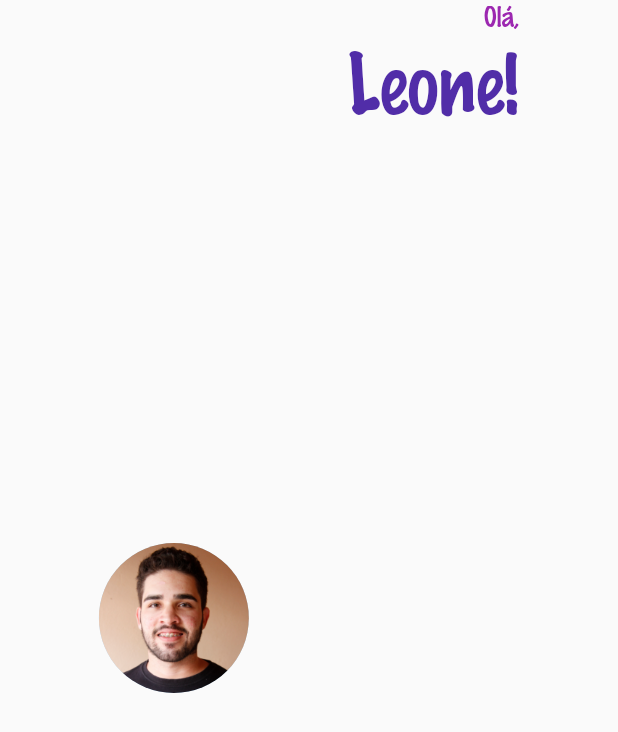
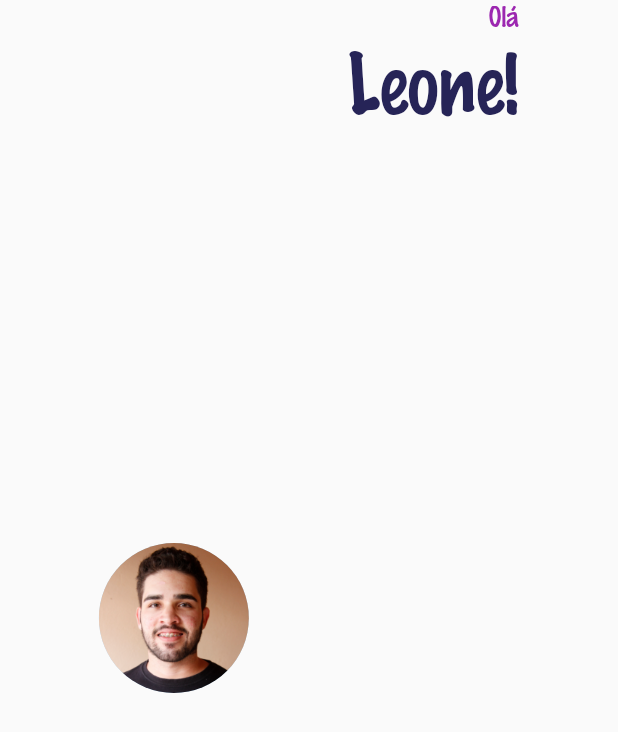
Before and after one commit to LeoneRSantos/Desafio-do-layout-flutter, a Flutter app: the PrimeiraLinha widget shown alone on an empty page, opened directly, on a phone screen of 412 x 824 dp. Shown: the top 732 px of the screen. Run offline on Flutter 3.47's test engine with Material 2 defaults, Android fonts, the phone set to English and light mode, and no system bars; our stand-ins replace bubble_bottom_bar.

Commit message:
Refatoração na Primeira Linha

```diff
--- a/desafio_do_layout/lib/widgets/primeira_linha.dart
+++ b/desafio_do_layout/lib/widgets/primeira_linha.dart
@@ -1,7 +1,12 @@
+import 'package:desafio_do_layout/widgets/textos.dart';
 import 'package:flutter/material.dart';
 
+import '../cores.dart';
+
 class PrimeiraLinha extends StatelessWidget {
-  const PrimeiraLinha({Key? key}) : super(key: key);
+  PrimeiraLinha({Key? key}) : super(key: key);
+
+  late Cores c = Cores();
 
   @override
   Widget build(BuildContext context) {
@@ -19,17 +24,10 @@ class PrimeiraLinha extends StatelessWidget {
                     crossAxisAlignment: CrossAxisAlignment.end,
 
                     children: [
-                      const Text("Olá,",
-                      style: TextStyle(fontFamily: 'Marker Felt',
-                      fontSize: 16.0,
-                      color: Colors.purple),
-                      ),
 
-                      Text("Leone!",
-                      style: TextStyle(fontFamily: 'Marker Felt',
-                      fontSize: 50.0,
-                      color: Colors.deepPurple[700]),
-                      ),
+                      Textos(texto: 'Olá', tamanho: 16.0, cor: c.obterSecundario(),),
+
+                      Textos(texto: 'Leone!', tamanho: 50.0, cor: c.obterPrincipal()),
                     ],
 
                   ),
```
